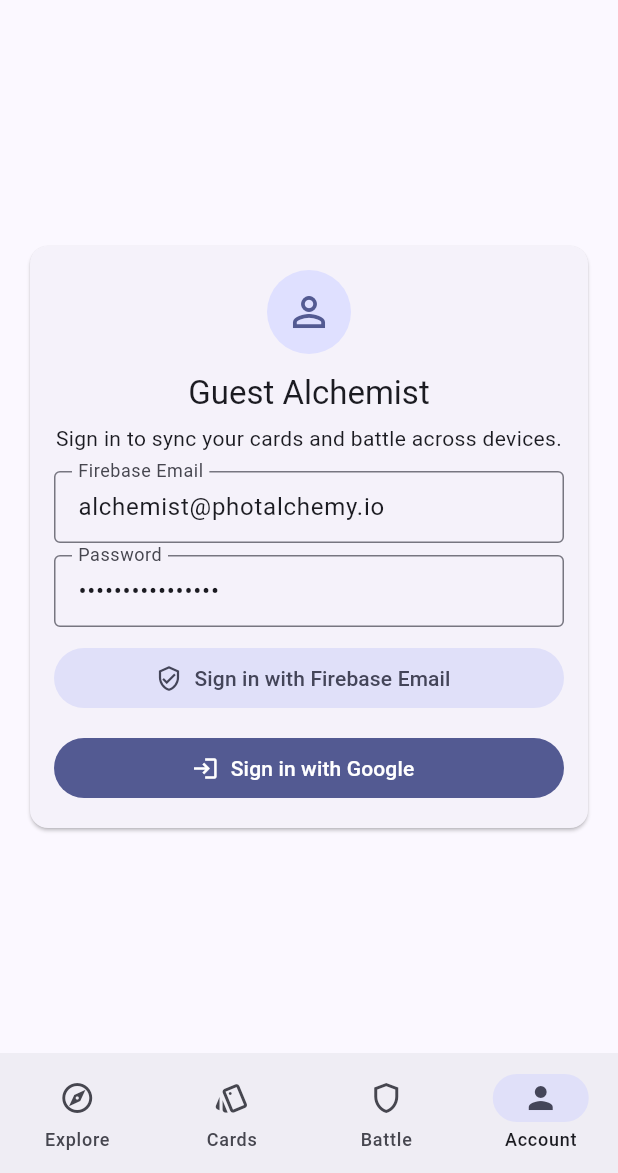
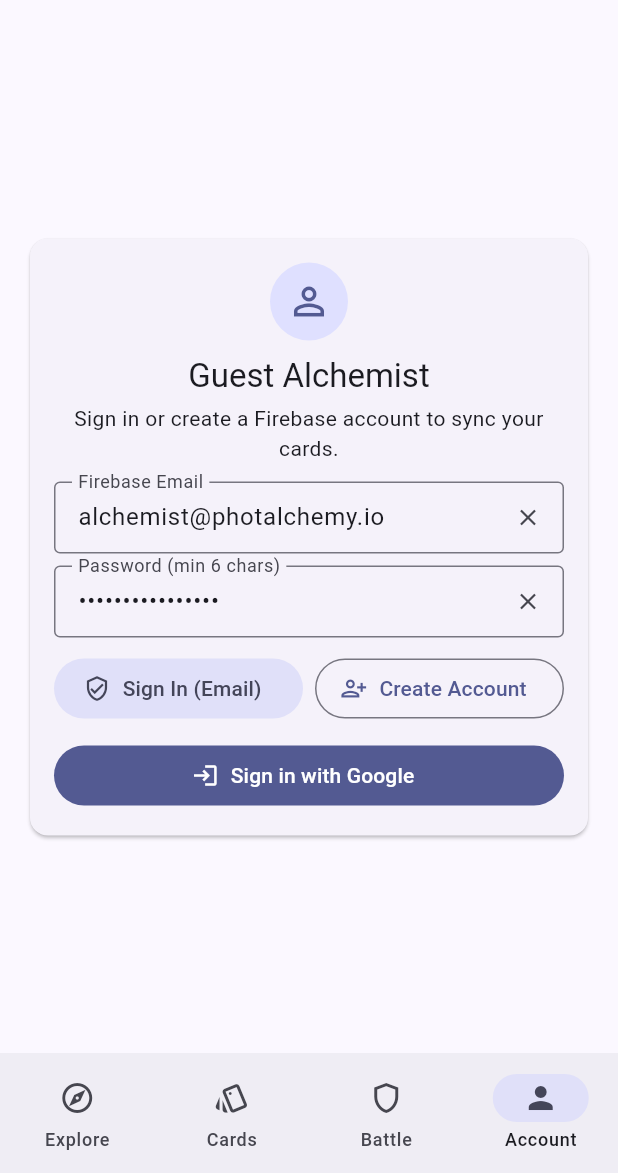
Before and after one commit to serhatvs/Photalchemy, a Flutter app: the screen it shows after launch, item 4 of the bottom bar chosen, on a phone screen of 412 x 824 dp, the part 63-1236 px from its top. Run offline on Flutter 3.47's test engine with Material 3 defaults, Android fonts, the phone set to English and light mode, and no system bars; our stand-ins replace cloud_firestore, firebase_auth, firebase_core; accounts and stored records are empty.

Commit message:
fix(auth): enforce strict Firebase Auth validation, add Create Account flow, and remove silent fallback (#19)

```diff
--- a/lib/app/app_shell.dart
+++ b/lib/app/app_shell.dart
@@ -110,12 +110,19 @@ class _AppShellState extends State<AppShell> {
                 ),
                 AccountPage(
                   isAuthenticated: _controller.isAuthenticated,
+                  isAuthBusy: _controller.isAuthBusy,
+                  authErrorMessage: _controller.authErrorMessage,
                   userId: _controller.userId,
                   email: _controller.userEmail,
                   notificationsEnabled: _controller.notificationsEnabled,
                   onSignIn: _controller.signInWithGoogle,
                   onSignInWithEmail: (email, password) =>
                       _controller.signInWithEmailAndPassword(
+                    email: email,
+                    password: password,
+                  ),
+                  onRegisterWithEmail: (email, password) =>
+                      _controller.registerWithEmailAndPassword(
                     email: email,
                     password: password,
                   ),
--- a/lib/features/auth/presentation/account_page.dart
+++ b/lib/features/auth/presentation/account_page.dart
@@ -4,22 +4,28 @@ class AccountPage extends StatefulWidget {
   const AccountPage({
     super.key,
     this.isAuthenticated = false,
+    this.isAuthBusy = false,
+    this.authErrorMessage,
     this.userId,
     this.email,
     this.notificationsEnabled = false,
     this.onSignIn,
     this.onSignInWithEmail,
+    this.onRegisterWithEmail,
     this.onSignOut,
     this.onToggleNotifications,
     this.onSendDemoNotification,
   });
 
   final bool isAuthenticated;
+  final bool isAuthBusy;
+  final String? authErrorMessage;
   final String? userId;
   final String? email;
   final bool notificationsEnabled;
   final VoidCallback? onSignIn;
   final void Function(String email, String password)? onSignInWithEmail;
+  final void Function(String email, String password)? onRegisterWithEmail;
   final VoidCallback? onSignOut;
   final ValueChanged<bool>? onToggleNotifications;
   final VoidCallback? onSendDemoNotification;
@@ -55,29 +61,29 @@ class _AccountPageState extends State<AccountPage> {
                 mainAxisSize: MainAxisSize.min,
                 children: [
                   CircleAvatar(
-                    radius: 28,
+                    radius: 26,
                     backgroundColor:
                         Theme.of(context).colorScheme.primaryContainer,
                     child: Icon(
                       widget.isAuthenticated
                           ? Icons.person
                           : Icons.person_outline,
-                      size: 32,
+                      size: 30,
                       color: Theme.of(context).colorScheme.primary,
                     ),
                   ),
-                  const SizedBox(height: 12),
+                  const SizedBox(height: 10),
                   Text(
                     widget.isAuthenticated
                         ? 'Alchemist Account'
                         : 'Guest Alchemist',
                     style: Theme.of(context).textTheme.titleLarge,
                   ),
-                  const SizedBox(height: 6),
+                  const SizedBox(height: 4),
                   Text(
                     widget.isAuthenticated
                         ? (widget.email ?? 'ID: ${widget.userId}')
-                        : 'Sign in to sync your cards and battle across devices.',
+                        : 'Sign in or create a Firebase account to sync your cards.',
                     textAlign: TextAlign.center,
                     style: Theme.of(context).textTheme.bodyMedium,
                   ),
@@ -91,6 +97,28 @@ class _AccountPageState extends State<AccountPage> {
                       style: Theme.of(context).textTheme.bodySmall,
                     ),
                   ],
+                  if (widget.authErrorMessage != null &&
+                      !widget.isAuthenticated) ...[
+                    const SizedBox(height: 10),
+                    Container(
+                      width: double.infinity,
+                      padding: const EdgeInsets.all(10),
+                      decoration: BoxDecoration(
+                        color: Theme.of(context).colorScheme.errorContainer,
+                        borderRadius: BorderRadius.circular(8),
+                      ),
+                      child: Text(
+                        widget.authErrorMessage!,
+                        key: const Key('auth_error_banner'),
+                        textAlign: TextAlign.center,
+                        style: TextStyle(
+                          color: Theme.of(context).colorScheme.onErrorContainer,
+                          fontSize: 12,
+                          fontWeight: FontWeight.w600,
+                        ),
+                      ),
+                    ),
+                  ],
                   if (!widget.isAuthenticated &&
                       widget.onSignInWithEmail != null) ...[
                     const SizedBox(height: 12),
@@ -98,10 +126,16 @@ class _AccountPageState extends State<AccountPage> {
                       key: const Key('auth_email_field'),
                       controller: _emailController,
                       keyboardType: TextInputType.emailAddress,
-                      decoration: const InputDecoration(
+                      textInputAction: TextInputAction.next,
+                      decoration: InputDecoration(
                         labelText: 'Firebase Email',
-                        border: OutlineInputBorder(),
+                        border: const OutlineInputBorder(),
                         isDense: true,
+                        suffixIcon: IconButton(
+                          tooltip: 'Clear email',
+                          icon: const Icon(Icons.clear, size: 18),
+                          onPressed: _emailController.clear,
+                        ),
                       ),
                     ),
                     const SizedBox(height: 8),
@@ -109,23 +143,55 @@ class _AccountPageState extends State<AccountPage> {
                       key: const Key('auth_password_field'),
                       controller: _passwordController,
                       obscureText: true,
-                      decoration: const InputDecoration(
-                        labelText: 'Password',
-                        border: OutlineInputBorder(),
+                      textInputAction: TextInputAction.done,
+                      decoration: InputDecoration(
+                        labelText: 'Password (min 6 chars)',
+                        border: const OutlineInputBorder(),
                         isDense: true,
+                        suffixIcon: IconButton(
+                          tooltip: 'Clear password',
+                          icon: const Icon(Icons.clear, size: 18),
+                          onPressed: _passwordController.clear,
+                        ),
                       ),
                     ),
                     const SizedBox(height: 10),
-                    SizedBox(
-                      width: double.infinity,
-                      child: FilledButton.tonalIcon(
-                        onPressed: () => widget.onSignInWithEmail!(
-                          _emailController.text,
-                          _passwordController.text,
+                    Row(
+                      children: [
+                        Expanded(
+                          child: FilledButton.tonalIcon(
+                            onPressed: widget.isAuthBusy
+                                ? null
+                                : () => widget.onSignInWithEmail!(
+                                      _emailController.text,
+                                      _passwordController.text,
+                                    ),
+                            icon: const Icon(
+                              Icons.verified_user_outlined,
+                              size: 18,
+                            ),
+                            label: const Text('Sign In (Email)'),
+                          ),
                         ),
-                        icon: const Icon(Icons.verified_user_outlined),
-                        label: const Text('Sign in with Firebase Email'),
-                      ),
+                        if (widget.onRegisterWithEmail != null) ...[
+                          const SizedBox(width: 8),
+                          Expanded(
+                            child: OutlinedButton.icon(
+                              onPressed: widget.isAuthBusy
+                                  ? null
+                                  : () => widget.onRegisterWithEmail!(
+                                        _emailController.text,
+                                        _passwordController.text,
+                                      ),
+                              icon: const Icon(
+                                Icons.person_add_alt_1_outlined,
+                                size: 18,
+                              ),
+                              label: const Text('Create Account'),
+                            ),
+                          ),
+                        ],
+                      ],
                     ),
                   ],
                   if (widget.isAuthenticated &&
@@ -150,10 +216,10 @@ class _AccountPageState extends State<AccountPage> {
                       ),
                     ],
                   ],
-                  const SizedBox(height: 12),
+                  const SizedBox(height: 10),
                   if (widget.isAuthenticated)
                     OutlinedButton.icon(
-                      onPressed: widget.onSignOut,
+                      onPressed: widget.isAuthBusy ? null : widget.onSignOut,
                       icon: const Icon(Icons.logout),
                       label: const Text('Sign Out'),
                     )
@@ -161,7 +227,7 @@ class _AccountPageState extends State<AccountPage> {
                     SizedBox(
                       width: double.infinity,
                       child: FilledButton.icon(
-                        onPressed: widget.onSignIn,
+                        onPressed: widget.isAuthBusy ? null : widget.onSignIn,
                         icon: const Icon(Icons.login),
                         label: const Text('Sign in with Google'),
                       ),
```
Also changed, not shown: lib/app/app_controller.dart (+20 -1 lines), lib/features/auth/data/firebase_auth_repository.dart (+45 -27 lines), lib/features/auth/domain/auth_repository.dart (+21 -3 lines), 2 other files.
